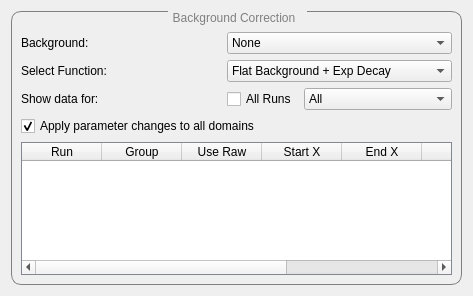
The window that scripts/Muon/GUI/Common/corrections_tab_widget/background_corrections_view.ui (mantidproject/mantid) describes before a commit, drawn with Qt 5.
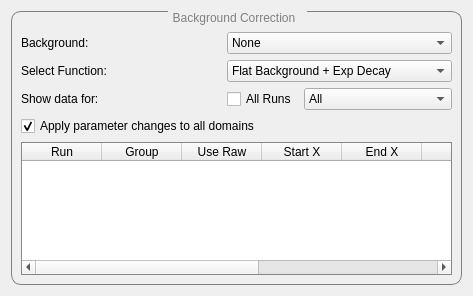
The same window after the commit.

Commit message: Refs #31816. Add button for showing the fit output.

What changed in the file:
```diff
--- a/scripts/Muon/GUI/Common/corrections_tab_widget/background_corrections_view.ui
+++ b/scripts/Muon/GUI/Common/corrections_tab_widget/background_corrections_view.ui
@@ -152,6 +152,11 @@
           <string>Status</string>
          </property>
         </column>
+        <column>
+         <property name="text">
+          <string>Fit Output</string>
+         </property>
+        </column>
        </widget>
       </item>
       <item row="2" column="2" colspan="3">
```
The commit also changes 3 other files.
